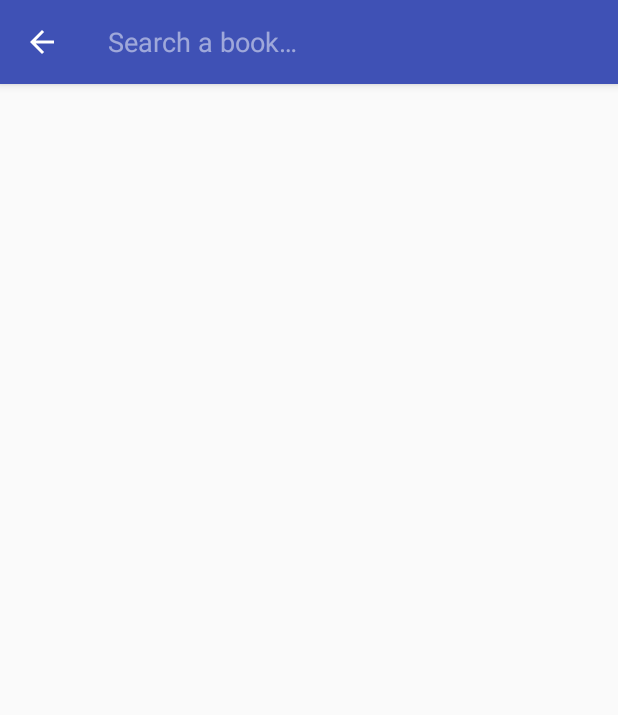
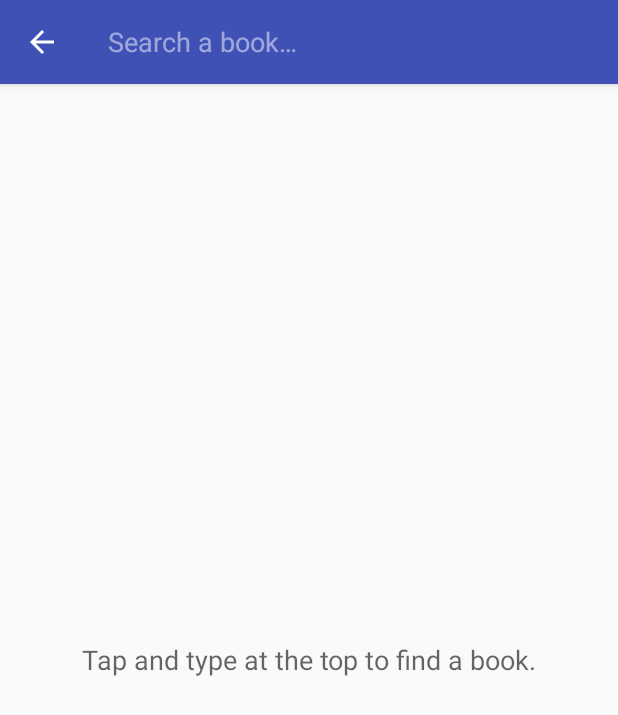
Before and after one commit to mihaaly/BookSeek, an Android app: the screen it shows after launch (MainActivity), after a tap on "whatever", on a phone screen of 412 x 824 dp. Shown: the top 715 px of the screen. Run offline under Robolectric (Android 15) with nearby library versions, the phone set to English and light mode, and no system bars.

Commit message:
implements network status check and empty state TextView (welcome screen, no connection) and progressbar

```diff
--- a/app/src/main/java/com/example/android/bookseek/MainActivity.java
+++ b/app/src/main/java/com/example/android/bookseek/MainActivity.java
@@ -1,7 +1,10 @@
 package com.example.android.bookseek;
 
 import android.app.LoaderManager;
+import android.content.Context;
 import android.content.Loader;
+import android.net.ConnectivityManager;
+import android.net.NetworkInfo;
 import android.net.Uri;
 import android.os.Bundle;
 import android.support.v4.view.MenuItemCompat;
@@ -10,7 +13,9 @@ import android.support.v7.widget.SearchView;
 import android.util.Log;
 import android.view.Menu;
 import android.view.MenuItem;
+import android.view.View;
 import android.widget.ListView;
+import android.widget.TextView;
 
 import java.util.ArrayList;
 
@@ -27,27 +32,51 @@ public class MainActivity extends AppCompatActivity implements
     // final query url
     String mJsonResponse;
 
+    ListView mListView;
 
+    // TextView that is displayed when the list is empty or there is no connection
+    private TextView mEmptyStateTextView;
 
+    // loading spinner
+    private View mLoadingSpinner;
 
-//    private static final String JSON_RESPONSE =
-//            "https://www.googleapis.com/books/v1/volumes?maxResults=40&q=android";
-
-
+    // Get a reference to the ConnectivityManager to check state of network connectivity
+    ConnectivityManager mConnectivityManager;
+    // Get details on the currently active default data network
+    NetworkInfo mActiveNetwork;
 
 
     @Override
     protected void onCreate(Bundle savedInstanceState) {
+        Log.i(LOG_TAG, "TEST: onCreate");
         super.onCreate(savedInstanceState);
         setContentView(R.layout.activity_main);
 
+        // find loading spinner
+        mLoadingSpinner = findViewById(R.id.loading_spinner);
+        // at start up hide spinner
+        mLoadingSpinner.setVisibility(View.GONE);
+
         // find ListView in the layout
-        ListView listView = (ListView) findViewById(R.id.list);
+        mListView = (ListView) findViewById(R.id.list);
+        // find empty state TextView
+        mEmptyStateTextView = (TextView) findViewById(R.id.empty_view);
+        mEmptyStateTextView.setText(R.string.start_up);
+        // set empty state view onto the list
+        mListView.setEmptyView(mEmptyStateTextView);
+
+
         // Create a new adapter that takes an empty list of earthquakes as input
         mAdapter = new BookAdapter(this, new ArrayList<Book>());
         // set adapter on the ListView to be populated with Book.java objects
-        listView.setAdapter(mAdapter);
+        mListView.setAdapter(mAdapter);
 
+        mConnectivityManager = (ConnectivityManager) this.getSystemService(Context.CONNECTIVITY_SERVICE);
+        mActiveNetwork = mConnectivityManager.getActiveNetworkInfo();
+
+        if (mActiveNetwork != null && mActiveNetwork.isConnected()) {
+            //https://discussions.udacity.com/t/searchview-loaders-data-lost-after-phone-is-rotated/299919/4?u=mihaaly
+            // rowlandmtetezi: thanks
             // Get a reference to the LoaderManager, in order to interact with loaders.
             LoaderManager loaderManager = getLoaderManager();
 
@@ -56,8 +85,29 @@ public class MainActivity extends AppCompatActivity implements
             // because this activity implements the LoaderCallbacks interface).
             Log.i(LOG_TAG, "TEST: initLoader");
             loaderManager.initLoader(0, null, MainActivity.this);
+        } else {
+            mLoadingSpinner.setVisibility(View.GONE);
+            mEmptyStateTextView.setVisibility(View.VISIBLE);
+            mEmptyStateTextView.setText(R.string.no_connection);
+        }
 
 
+
+
+
+////        // if there is a network connection get data
+//        if (mActiveNetwork != null && mActiveNetwork.isConnected()){
+//            mEmptyStateTextView.setVisibility(View.GONE);
+//            mListView.setVisibility(View.VISIBLE);
+//
+//
+//            // otherwise display an error message
+//        } else {
+//            mListView.setVisibility(View.GONE);
+//            // update empty state view with error message
+//            mEmptyStateTextView.setVisibility(View.VISIBLE);
+//            mEmptyStateTextView.setText(R.string.no_connection);
+//        }
     }
 
 
@@ -70,6 +120,7 @@ public class MainActivity extends AppCompatActivity implements
      */
     @Override
     public boolean onCreateOptionsMenu(Menu menu) {
+        Log.i(LOG_TAG, "TEST: onCreateOptionsMenu");
 
         // inflate toolbar_menu.xml
         getMenuInflater().inflate(R.menu.toolbar_menu, menu);
@@ -79,9 +130,6 @@ public class MainActivity extends AppCompatActivity implements
         final SearchView searchView = (SearchView) MenuItemCompat.getActionView(searchItem);
         // set a custom search hint on it
         searchView.setQueryHint(getString(R.string.search_book));
-
-
-
 
         // monitor and get strings typed into SearchView
         // partially sourced from: https://www.youtube.com/watch?v=9OWmnYPX1uc
@@ -94,6 +142,8 @@ public class MainActivity extends AppCompatActivity implements
 
             @Override
             public boolean onQueryTextSubmit(String query) {
+                Log.i(LOG_TAG, "TEST: onQueryTextSubmit");
+
                 // reset previous query url
                 mJsonResponse = "";
 
@@ -120,17 +170,27 @@ public class MainActivity extends AppCompatActivity implements
     @Override
     public Loader<ArrayList<Book>> onCreateLoader(int id, Bundle args) {
         Log.i(LOG_TAG, "TEST: onCreateLoader");
-
+        mEmptyStateTextView.setVisibility(View.GONE);
+        mLoadingSpinner.setVisibility(View.VISIBLE);
         return new BookLoader(MainActivity.this, mJsonResponse);
     }
 
     @Override
     public void onLoadFinished(Loader<ArrayList<Book>> loader, ArrayList<Book> books) {
         Log.i(LOG_TAG, "TEST: onLoadFinished");
+
+        // load is done, spinner may gone
+        mLoadingSpinner.setVisibility(View.GONE);
+
+//        // no data found
+//        mEmptyStateTextView.setVisibility(View.VISIBLE);
+//        mEmptyStateTextView.setText(R.string.no_book);
+
         // Clear the adapter of previous book data
         mAdapter.clear();
 
-        // if there is a valid list of Books add them to the adapter
+        // If there is a valid list then add them to the adapter's
+        // data set. This will trigger the ListView to update.
         if (books != null && !books.isEmpty()) {
             mAdapter.addAll(books);
         }
--- a/app/src/main/res/layout/activity_main.xml
+++ b/app/src/main/res/layout/activity_main.xml
@@ -10,19 +10,20 @@
         android:layout_width="match_parent"
         android:layout_height="match_parent" />
 
-    <!--&lt;!&ndash; Empty view is only visible when the list has no items. &ndash;&gt;-->
-    <!--<TextView-->
-        <!--android:id="@+id/empty_view"-->
-        <!--android:layout_width="wrap_content"-->
-        <!--android:layout_height="wrap_content"-->
-        <!--android:layout_centerInParent="true"-->
-        <!--android:textAppearance="?android:textAppearanceMedium"/>-->
+    <!-- Empty view is only visible when the list has no items. -->
+    <TextView
+        android:id="@+id/empty_view"
+        android:layout_width="wrap_content"
+        android:layout_height="wrap_content"
+        android:layout_centerInParent="true"
+        android:textAppearance="?android:textAppearanceMedium"/>
 
-    <!--<ProgressBar-->
-        <!--android:id="@+id/loading_spinner"-->
-        <!--style="@style/Widget.AppCompat.ProgressBar"-->
-        <!--android:layout_width="wrap_content"-->
-        <!--android:layout_height="wrap_content"-->
-        <!--android:layout_centerInParent="true"/>-->
+    <ProgressBar
+        android:id="@+id/loading_spinner"
+        style="@style/Widget.AppCompat.ProgressBar"
+        android:background="@color/colorPrimary"
+        android:layout_width="wrap_content"
+        android:layout_height="wrap_content"
+        android:layout_centerInParent="true"/>
 
 </RelativeLayout>
--- a/app/src/main/res/values/strings.xml
+++ b/app/src/main/res/values/strings.xml
@@ -10,4 +10,11 @@
     <string name="no_description">No description is available.</string>
     <string name="no_publisher">No publisher information is available.</string>
     <string name="no_pub_date">No date of publication is available.</string>
+
+    <!-- when there is no net connection display this -->
+    <string name="no_connection"> No internet connection available.</string>
+    <!-- at start-up / before first search display this -->
+    <string name="start_up">Tap and type at the top to find a book.</string>
+    <!-- no book found-->
+    <string name="no_book">No book has been found.</string>
 </resources>
```
Lines whose indentation alone changed are shown as unchanged.
